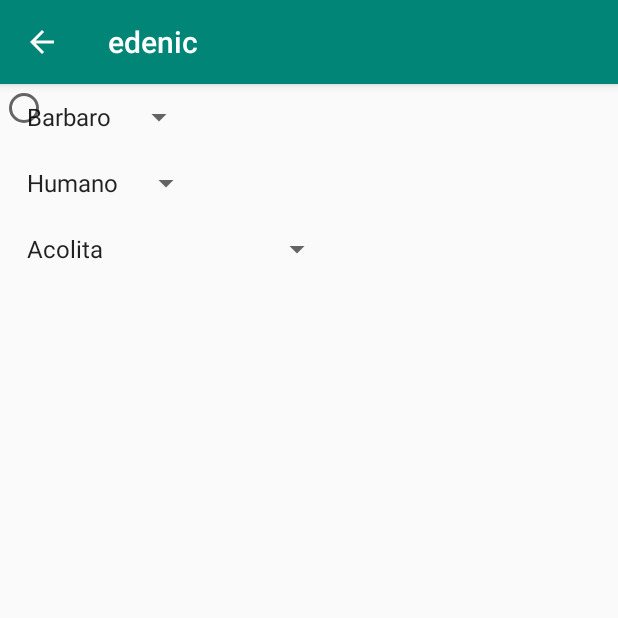
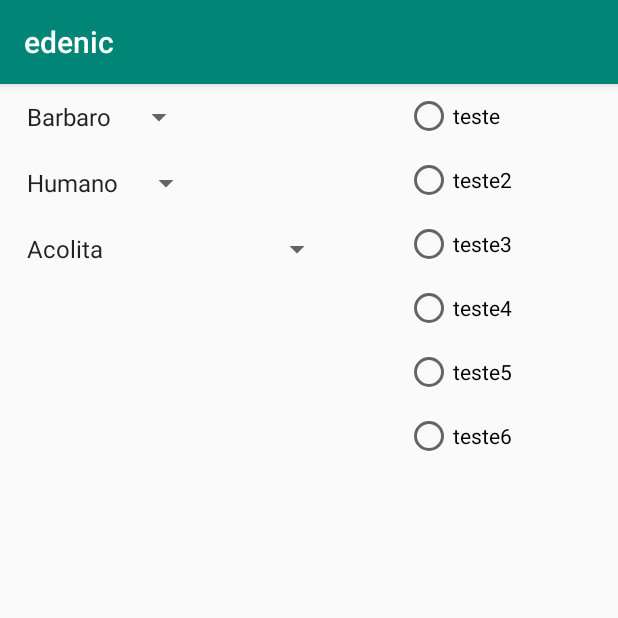
Before and after one commit to marcelovicarvalho/edenic, an Android app: the AddPersonagem screen opened directly, with no data from a screen before it, on a phone screen of 412 x 824 dp, the top half of it. Run offline under Robolectric (Android 15) with nearby library versions, the phone set to English and light mode, and no system bars.

Commit message:
recycler personagens e feiticos, cria banco de dados, radio buttons na criação de personagem

```diff
--- a/app/src/main/java/com/example/edenic/AddPersonagem.java
+++ b/app/src/main/java/com/example/edenic/AddPersonagem.java
@@ -3,12 +3,18 @@ package com.example.edenic;
 import androidx.appcompat.app.AppCompatActivity;
 
 import android.os.Bundle;
+import android.view.View;
+import android.widget.AdapterView;
 import android.widget.ArrayAdapter;
 import android.widget.Button;
+import android.widget.RadioButton;
 import android.widget.Spinner;
+import android.widget.Toast;
 
 import java.util.ArrayList;
 import java.util.List;
+
+import static android.view.View.GONE;
 
 public class AddPersonagem extends AppCompatActivity {
 
@@ -17,27 +23,33 @@ public class AddPersonagem extends AppCompatActivity {
         super.onCreate(savedInstanceState);
         setContentView(R.layout.activity_add_personagem);
 
-        getSupportActionBar().setDisplayHomeAsUpEnabled(true);
-        getSupportActionBar().setDisplayShowHomeEnabled(true);
-
+    //spinner classe
         List<String> classes =  new ArrayList<String>();
         classes.add("Barbaro");
         classes.add("Ladino");
         classes.add("Mago");
         classes.add("Clerigo");
 
-        ArrayAdapter<String> adapter = new ArrayAdapter<String>(
+        final ArrayAdapter<String> adapter = new ArrayAdapter<String>(
                 this, android.R.layout.simple_spinner_item, classes);
 
         adapter.setDropDownViewResource(android.R.layout.simple_spinner_dropdown_item);
         Spinner sItems = (Spinner) findViewById(R.id.spnClasse);
         sItems.setAdapter(adapter);
 
-        String selected = sItems.getSelectedItem().toString();
-        if (selected.equals("what ever the option was")) {
-        }
+        sItems.setOnItemSelectedListener(new AdapterView.OnItemSelectedListener() {
+            @Override
+            public void onItemSelected(AdapterView<?> adapterView, View view, int i, long l) {
+                Toast.makeText(AddPersonagem.this, adapterView.getSelectedItem().toString(), Toast.LENGTH_SHORT).show();
+            }
 
-//
+            @Override
+            public void onNothingSelected(AdapterView<?> adapterView) {
+
+            }
+        });
+
+    //spinner raça
         List<String> racas =  new ArrayList<String>();
         racas.add("Humano");
         racas.add("Anão");
@@ -51,10 +63,32 @@ public class AddPersonagem extends AppCompatActivity {
         Spinner sItems2 = (Spinner) findViewById(R.id.spnRaca);
         sItems2.setAdapter(adapter2);
 
-        String selected2 = sItems2.getSelectedItem().toString();
-        if (selected.equals("what ever the option was")) {
-        }
+        sItems2.setOnItemSelectedListener(new AdapterView.OnItemSelectedListener() {
+            @Override
+            public void onItemSelected(AdapterView<?> adapterView, View view, int i, long l) {
+                if (adapterView.getSelectedItem().equals("Humano")){
+                    Toast.makeText(AddPersonagem.this, adapterView.getSelectedItem().toString(), Toast.LENGTH_SHORT).show();
+                }
+                else if(adapterView.getSelectedItem().equals("Anão")){
+                    Toast.makeText(AddPersonagem.this, adapterView.getSelectedItem().toString(), Toast.LENGTH_SHORT).show();
+                }
+                else if(adapterView.getSelectedItem().equals("Elfo")){
+                    Toast.makeText(AddPersonagem.this, adapterView.getSelectedItem().toString(), Toast.LENGTH_SHORT).show();
+                }
+                else if(adapterView.getSelectedItem().equals("Halfling")){
+                    Toast.makeText(AddPersonagem.this, adapterView.getSelectedItem().toString(), Toast.LENGTH_SHORT).show();
+                    RadioButton rdb1 = findViewById(R.id.rdb1);
+                    rdb1.setEnabled(false);
+                }
+            }
 
+            @Override
+            public void onNothingSelected(AdapterView<?> adapterView) {
+
+            }
+        });
+
+    //spinner background
         List<String> background =  new ArrayList<String>();
         background.add("Acolita");
         background.add("Charlatão");
@@ -79,9 +113,29 @@ public class AddPersonagem extends AppCompatActivity {
         adapter3.setDropDownViewResource(android.R.layout.simple_spinner_dropdown_item);
         Spinner sItems3 = (Spinner) findViewById(R.id.spnBackground);
         sItems3.setAdapter(adapter3);
+//        String selected3 = sItems3.getSelectedItem().toString();
+//        if (selected3.equals("Acolita")) {
+//            Toast toast = Toast.makeText(getApplicationContext(),
+//                    "Acolita selecionado",
+//                    Toast.LENGTH_SHORT);
+//            toast.show();
+//        }
+//        else if (selected3.equals("Charlatão")){
+//            Toast toast = Toast.makeText(getApplicationContext(),
+//                    "Charlatão selecionado",
+//                    Toast.LENGTH_SHORT);
+//            toast.show();
+//        }
+        sItems3.setOnItemSelectedListener(new AdapterView.OnItemSelectedListener() {
+            @Override
+            public void onItemSelected(AdapterView<?> adapterView, View view, int i, long l) {
+                Toast.makeText(AddPersonagem.this, adapterView.getSelectedItem().toString(), Toast.LENGTH_SHORT).show();
+            }
 
-        String selected3 = sItems3.getSelectedItem().toString();
-        if (selected.equals("what ever the option was")) {
-        }
+            @Override
+            public void onNothingSelected(AdapterView<?> adapterView) {
+
+            }
+        });
     }
 }
--- a/app/src/main/java/com/example/edenic/Feiticos.java
+++ b/app/src/main/java/com/example/edenic/Feiticos.java
@@ -22,6 +22,8 @@ public class Feiticos extends AppCompatActivity {
 
         getSupportActionBar().setDisplayHomeAsUpEnabled(true);
         getSupportActionBar().setDisplayShowHomeEnabled(true);
+
+        DatabaseHandler databaseHandler = new DatabaseHandler(this);
     }
     public boolean onOptionsItemSelected(MenuItem item){
         int id = item.getItemId();
--- a/app/src/main/res/layout/activity_add_personagem.xml
+++ b/app/src/main/res/layout/activity_add_personagem.xml
@@ -1,5 +1,5 @@
 <?xml version="1.0" encoding="utf-8"?>
-<androidx.constraintlayout.widget.ConstraintLayout xmlns:android="http://schemas.android.com/apk/res/android"
+<LinearLayout xmlns:android="http://schemas.android.com/apk/res/android"
     xmlns:app="http://schemas.android.com/apk/res-auto"
     xmlns:tools="http://schemas.android.com/tools"
     android:layout_width="match_parent"
@@ -7,9 +7,10 @@
     tools:context=".AddPersonagem">
 
     <LinearLayout
-        android:layout_width="match_parent"
+        android:layout_width="wrap_content"
         android:layout_height="wrap_content"
-        android:orientation="vertical">
+        android:orientation="vertical"
+        android:layout_weight="1">
 
         <Spinner
             android:layout_width="wrap_content"
@@ -34,17 +35,63 @@
             android:layout_margin="10dp"
             android:layout_weight="3">
         </Spinner>
+
     </LinearLayout>
-
     <LinearLayout
         android:layout_width="wrap_content"
-        android:layout_height="wrap_content">
+        android:layout_height="wrap_content"
+        android:orientation="vertical"
+        android:layout_weight="2">
 
         <RadioButton
+            android:id="@+id/rdb1"
             android:layout_width="wrap_content"
-            android:layout_height="wrap_content">
+            android:layout_height="wrap_content"
+            android:text="teste"
+            android:layout_margin="5dp">
+
+        </RadioButton>
+        <RadioButton
+            android:id="@+id/rdb2"
+            android:layout_width="wrap_content"
+            android:layout_height="wrap_content"
+            android:text="teste2"
+            android:layout_margin="5dp">
+
+        </RadioButton>
+        <RadioButton
+            android:id="@+id/rdb3"
+            android:layout_width="wrap_content"
+            android:layout_height="wrap_content"
+            android:text="teste3"
+            android:layout_margin="5dp">
+
+        </RadioButton>
+        <RadioButton
+            android:id="@+id/rdb4"
+            android:layout_width="wrap_content"
+            android:layout_height="wrap_content"
+            android:text="teste4"
+            android:layout_margin="5dp">
+
+        </RadioButton>
+        <RadioButton
+            android:id="@+id/rdb5"
+            android:layout_width="wrap_content"
+            android:layout_height="wrap_content"
+            android:text="teste5"
+            android:layout_margin="5dp">
+
+        </RadioButton>
+        <RadioButton
+            android:id="@+id/rdb6"
+            android:layout_width="wrap_content"
+            android:layout_height="wrap_content"
+            android:text="teste6"
+            android:layout_margin="5dp">
 
         </RadioButton>
     </LinearLayout>
 
-</androidx.constraintlayout.widget.ConstraintLayout>
+
+</LinearLayout>
--- a/app/src/main/res/layout/activity_feiticos.xml
+++ b/app/src/main/res/layout/activity_feiticos.xml
@@ -9,12 +9,12 @@
     <LinearLayout
         android:layout_width="match_parent"
         android:layout_height="match_parent">
-        <TextView
-            android:id="@+id/txtFeitico"
+        <androidx.recyclerview.widget.RecyclerView
+            android:id="@+id/recyclerFeiticos"
             android:layout_width="match_parent"
             android:layout_height="match_parent">
 
-        </TextView>
+        </androidx.recyclerview.widget.RecyclerView>
     </LinearLayout>
 
 </androidx.constraintlayout.widget.ConstraintLayout>
```
Also changed, not shown: app/src/main/java/com/example/edenic/DatabaseHandler.java (added, +95 -0 lines), app/src/main/res/layout/activity_personagens.xml (+17 -6 lines), app/src/main/res/layout/recycler_feiticos.xml (added, +135 -0 lines).
